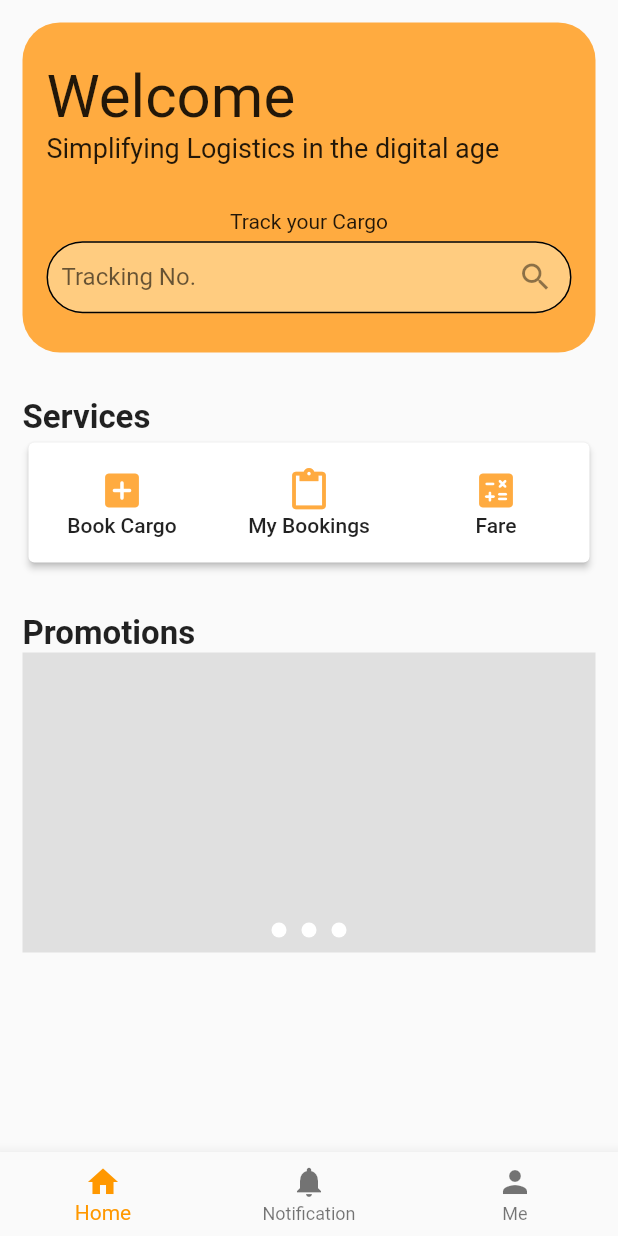
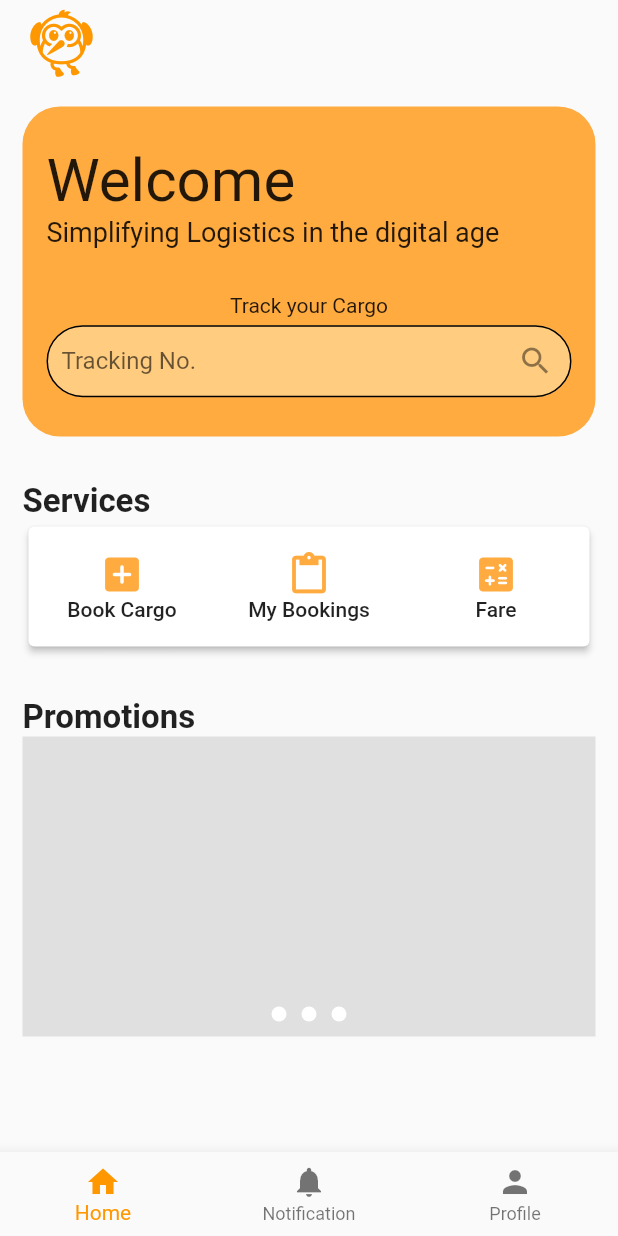
Before and after one commit to jodelmar1016/SUNDO-Freight, a Flutter app: the screen it shows after launch, on a phone screen of 412 x 824 dp. Run offline on Flutter 3.47's test engine with Material 2 defaults, Android fonts, the light colour scheme and no system bars.

Commit message:
different header for home, notification and profile

```diff
--- a/lib/wrapper.dart
+++ b/lib/wrapper.dart
@@ -14,10 +14,32 @@ class Wrapper extends StatefulWidget {
 class _WrapperState extends State<Wrapper> {
   int _currentIndex = 0;
   List<Widget> _body = [Home(), NotificationPage(), Profile()];
+  List<Widget> _appBarTitle = [
+    Icon(
+      Icons.flutter_dash,
+      size: 50,
+      color: Colors.orange,
+    ),
+    Text('N O T I F I C A T I O N'),
+    Text('P R O F I L E')
+  ];
+  List<bool> _centerTitle = [false, true, true];
+  // List<String> _appBarTitle = ['', 'NOTIFICATION', 'PROFILE'];
+  List<Color> _colors = [
+    Colors.transparent,
+    Colors.orangeAccent,
+    Colors.orangeAccent
+  ];
 
   @override
   Widget build(BuildContext context) {
     return Scaffold(
+      appBar: AppBar(
+        title: _appBarTitle[_currentIndex],
+        centerTitle: _centerTitle[_currentIndex],
+        elevation: 0,
+        backgroundColor: _colors[_currentIndex],
+      ),
       body: _body[_currentIndex],
       bottomNavigationBar: BottomNavigationBar(
         showSelectedLabels: true,
@@ -26,7 +48,6 @@ class _WrapperState extends State<Wrapper> {
         onTap: (int newIndex) {
           setState(() {
             _currentIndex = newIndex;
-            print(newIndex);
           });
         },
         items: [
@@ -40,7 +61,7 @@ class _WrapperState extends State<Wrapper> {
           ),
           BottomNavigationBarItem(
             icon: Icon(Icons.person),
-            label: 'Me',
+            label: 'Profile',
           ),
         ],
       ),
```
